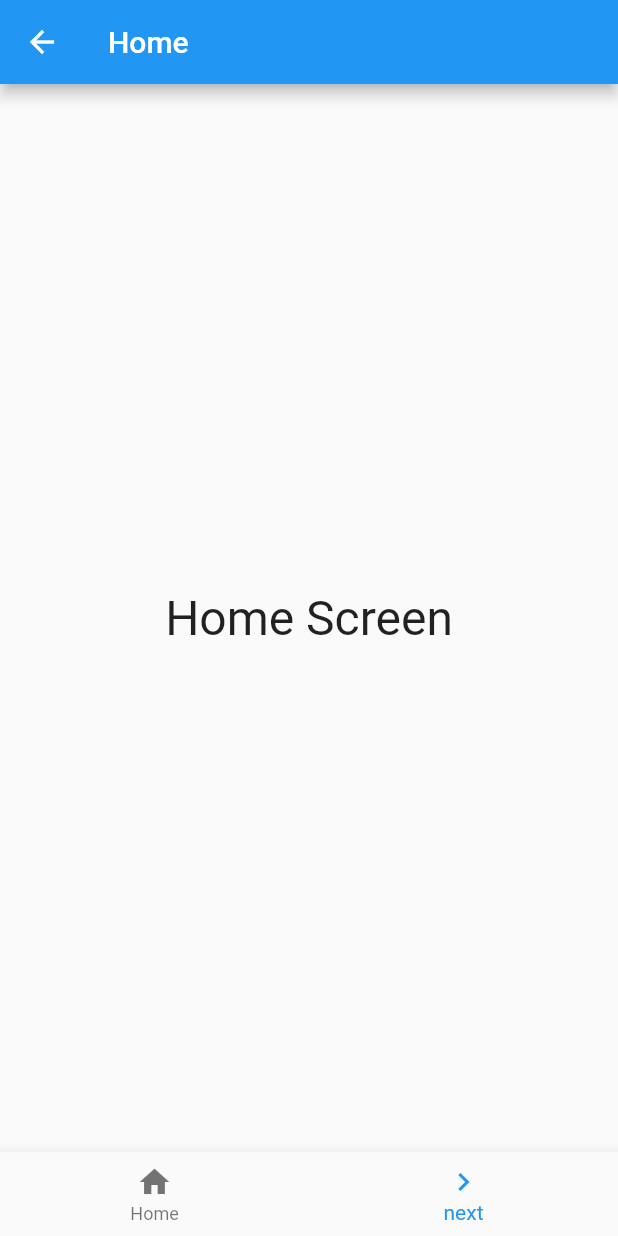
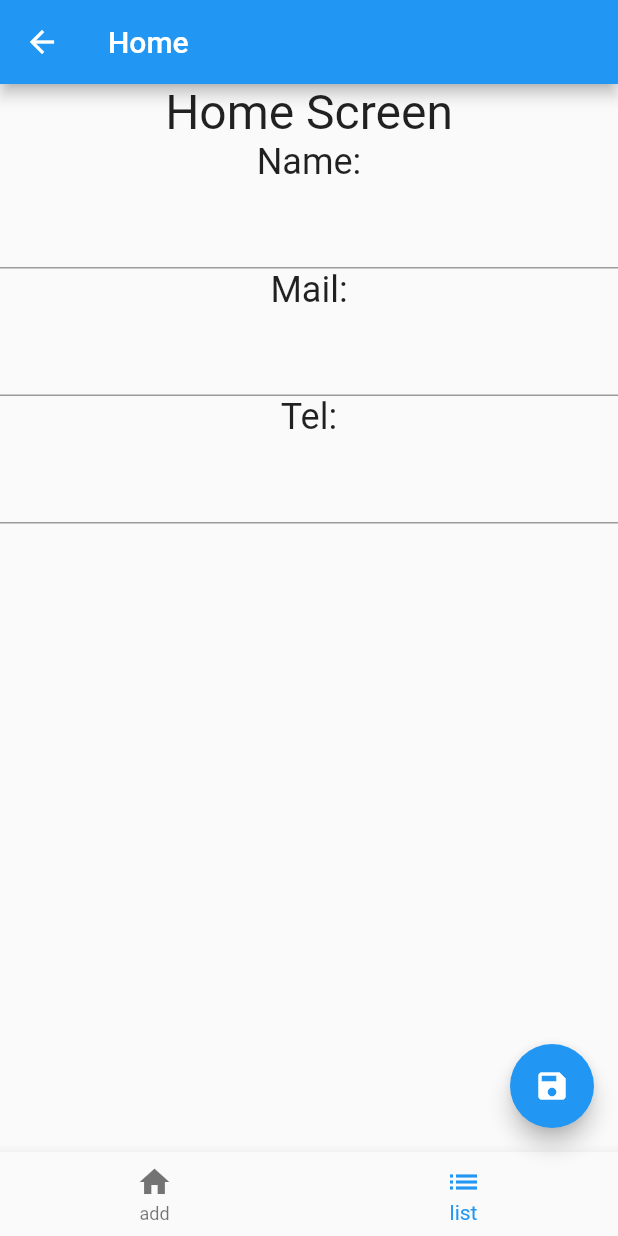
Before and after one commit to yudedako/study_flutter, a Flutter app: the screen it shows after launch, on a phone screen of 412 x 824 dp. Run offline on Flutter 3.47's test engine with Material 2 defaults, Android fonts, the phone set to English and light mode, and no system bars; our stand-ins replace sqflite; accounts and stored records are empty.

Commit message:
データベースアクセスの実装

```diff
--- a/lib/main.dart
+++ b/lib/main.dart
@@ -1,4 +1,8 @@
+import 'dart:async';
 import 'package:flutter/material.dart';
+import 'package:sqflite/sqflite.dart';
+import 'package:collection/collection.dart';
+import 'package:path/path.dart';
 
 void main() {
   runApp(new MyApp());
@@ -16,11 +20,10 @@ class MyApp extends StatelessWidget {
         canvasColor: const Color(0xFFfafafa),
       ),
       home: new FirstScreen(),
-      initialRoute: '/first',
+      initialRoute: '/home',
       routes: {
-        '/first': (context) => FirstScreen(),
-        '/second': (context) => SecondScreen('Second'),
-        '/third': (context) => SecondScreen('Third'),
+        '/home': (context) => FirstScreen(),
+        '/list': (context) => SecondScreen(),
       },
     );
   }
@@ -34,8 +37,18 @@ class FirstScreen extends StatefulWidget {
 }
 
 class _FirstScreenState extends State<FirstScreen> {
-  //final _controller = TextEditingController();
-  //String _input;
+  final _controllerA = TextEditingController();
+  final _controllerB = TextEditingController();
+  final _controllerC = TextEditingController();
+
+  final TextStyle styleA = TextStyle(
+    fontSize: 28.0,
+    color: Colors.black87,
+  );
+  final TextStyle styleB = TextStyle(
+    fontSize: 24.0,
+    color: Colors.black87,
+  );
 
   @override
   Widget build(BuildContext context) {
@@ -44,79 +57,128 @@ class _FirstScreenState extends State<FirstScreen> {
         title: Text('Home'),
       ),
 
-      body: Center(
-        child: Text('Home Screen',
-          style: TextStyle(fontSize: 32.0),
+      body: SingleChildScrollView(
+        child: Column(
+          mainAxisAlignment: MainAxisAlignment.spaceEvenly,
+          children: <Widget>[
+            Text('Home Screen',
+              style: TextStyle(fontSize: 32.0),
+            ),
+
+            Text( 'Name:', style: styleB, ),
+            TextField(
+              controller: _controllerA,
+              style: styleA,
+            ),
+
+            Text( 'Mail:', style: styleB, ),
+            TextField(
+              controller: _controllerB,
+              style: styleA,
+            ),
+
+            Text( 'Tel:', style: styleB, ),
+            TextField(
+              controller: _controllerC,
+              style: styleA,
+            ),
+          ],
         ),
       ),
-
-      // body: Column(
-      //   children: <Widget>[
-      //     Text('Home Screen',
-      //       style: TextStyle(fontSize: 32.0)
-      //     ),
-      //     Padding(
-      //       padding: EdgeInsets.all(10.0),
-      //     ),
-      //     TextField(
-      //       controller: _controller,
-      //       style: TextStyle(
-      //         fontSize: 28.0,
-      //         color: const Color(0xFFFF0000),
-      //         fontWeight: FontWeight.w400,
-      //         fontFamily: "Roboto"
-      //       ),
-      //       onChanged: changeField,
-      //     ),
-      //   ],
-      // ),
 
       bottomNavigationBar: BottomNavigationBar(
         currentIndex: 1,
 
         items: <BottomNavigationBarItem>[
           BottomNavigationBarItem(
-            title: Text('Home'),
+            title: Text('add'),
             icon: Icon(Icons.home),
           ),
           BottomNavigationBarItem(
-            title: Text('next'),
-            icon: Icon(Icons.navigate_next),
+            title: Text('list'),
+            icon: Icon(Icons.list),
           ),
         ],
 
         onTap: (int value) {
-          if (value == 1)
-            Navigator.pushNamed(
-              context,
-              '/second',
-              //MaterialPageRoute(builder: (context) => SecondScreen(_input)),
-            );
+          if (value == 1) {
+            Navigator.pushNamed(context, '/list');
+          }
+        },
+      ),
+
+      floatingActionButton: FloatingActionButton(
+        child: Icon(Icons.save),
+        onPressed: () {
+          saveData();
+          showDialog(
+            context: context,
+            builder: (BuildContext context) => AlertDialog(
+              title: Text("saved!"),
+              content: Text("insert data  into database."),
+            )
+          );
         },
       ),
     );
   }
 
-  //void changeField(String val) => _input = val;
+  void saveData() async {
+    String dbPath = await getDatabasesPath();
+    String path = join(dbPath, "mydata.db");
+
+    String data1 = _controllerA.text;
+    String data2 = _controllerB.text;
+    String data3 = _controllerC.text;
+
+    String query = 'INSERT INTO mydata(name, mail, tel) VALUES("$data1", "$data2", "$data3")';
+
+    Database database = await openDatabase(
+      path, version: 1, onCreate: (Database db, int version) async {
+        await db.execute(
+          "CREATE TABLE IF NOT EXISTS mydata (id INTEGER PRIMARY KEY, name TEXT, mail TEXT, tel TEXT)"
+        );
+      }
+    );
+
+    await database.transaction((txn) async {
+      int id = await txn.rawInsert(query);
+      print("insert: $id");
+    });
+
+    setState(() {
+      _controllerA.text = '';
+      _controllerB.text = '';
+      _controllerC.text = '';
+    });
+  }
 }
 
-class SecondScreen extends StatelessWidget {
-  final String _value;
+class SecondScreen extends StatefulWidget {
+  SecondScreen({ Key key }) : super(key: key);
 
-  SecondScreen(this._value);
+  @override
+  _SecondScreenState createState() => new _SecondScreenState();
+}
+
+class _SecondScreenState extends State <SecondScreen> {
+  List<Widget> _items = <Widget>[];
+
+  @override
+  void initState() {
+    super.initState();
+    getItems();
+  }
 
   @override
   Widget build(BuildContext context) {
     return Scaffold(
       appBar: AppBar(
-        title: Text("Next"),
+        title: Text("List"),
       ),
 
-      body: Center(
-        child: Text(
-          '$_value Screen',
-          style: TextStyle(fontSize: 32.0)
-        ),
+      body: ListView(
+        children: _items,
       ),
 
       bottomNavigationBar: BottomNavigationBar(
@@ -124,24 +186,50 @@ class SecondScreen extends StatelessWidget {
 
         items: <BottomNavigationBarItem>[
           BottomNavigationBarItem(
-            title: Text('prev'),
-            icon: Icon(Icons.navigate_before),
+            title: Text('add'),
+            icon: Icon(Icons.home),
           ),
           BottomNavigationBarItem(
-            title: Text('?'),
-            icon: Icon(Icons.android),
+            title: Text('list'),
+            icon: Icon(Icons.list),
           ),
         ],
 
-        onTap: (int value) {
-          if (value == 0) Navigator.pop(context);
-          if (value == 1)
-            Navigator.pushNamed(
-              context,
-              '/third',
-            );
+        onTap: (int index) {
+          if (index == 0) {
+            Navigator.pop(context);
+          }
         },
       ),
     );
   }
+
+  void getItems() async {
+    List<Widget> list = <Widget>[];
+    String dbPath = await getDatabasesPath();
+    String path = join(dbPath, "mydata.db");
+
+    Database database = await openDatabase(
+      path, version: 1, onCreate: (Database db, int version) async {
+        await db.execute(
+          "CREATE TABLE IF NOT EXISTS mydata (id INTEGER PRIMARY KEY, name TEXT, mail TEXT, tel TEXT)"
+        );
+      }
+    );
+
+    List<Map> result = await database.rawQuery('SELECT * FROM mydata');
+
+    for (Map item in result) {
+      list.add(
+        ListTile(
+          title: Text(item['name']),
+          subtitle: Text(item['mail'] + ' ' + item['tel']),
+        )
+      );
+    }
+
+    setState(() {
+      _items = list;
+    });
+  }
 }
--- a/pubspec.yaml
+++ b/pubspec.yaml
@@ -15,6 +15,9 @@ environment:
 dependencies:
   flutter:
     sdk: flutter
+  path_provider: any
+  shared_preferences: any
+  sqflite: any
 
   # The following adds the Cupertino Icons font to your application.
   # Use with the CupertinoIcons class for iOS style icons.
@@ -23,7 +26,6 @@ dependencies:
 dev_dependencies:
   flutter_test:
     sdk: flutter
-
 
 # For information on the generic Dart part of this file, see the
 # following page: https://www.dartlang.org/tools/pub/pubspec
```
